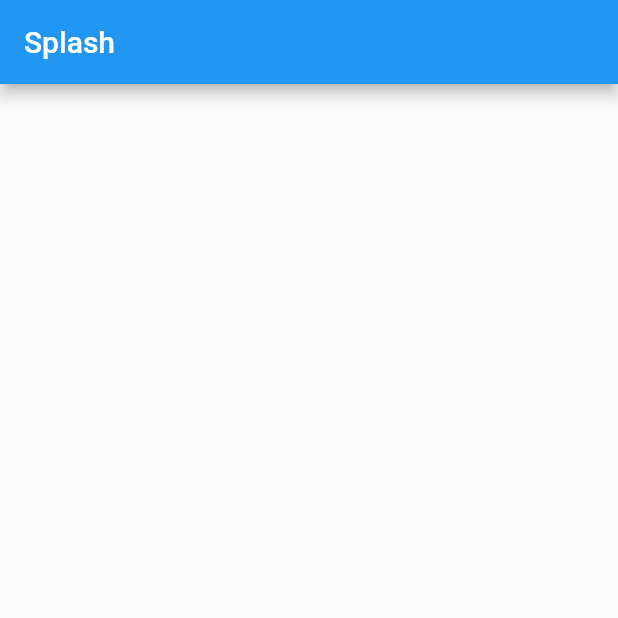
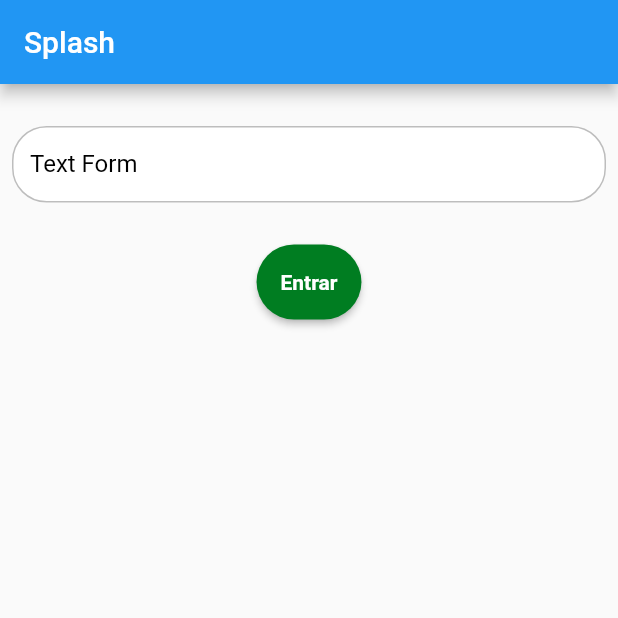
Before and after one commit to CarlosBitzin/Vakinha_burger_app, a Flutter app: the screen it shows after launch, on a phone screen of 412 x 824 dp, the top half of it. Run offline on Flutter 3.47's test engine with Material 2 defaults, Android fonts, the phone set to English and light mode, and no system bars; our stand-ins replace get; Roboto replaces fonts that are missing (mplus1).

Commit message:
creating the components

```diff
--- /dev/null
+++ b/lib/app/core/rest_Client/rest_client.dart
@@ -0,0 +1,22 @@
+import 'package:get/get_connect/connect.dart';
+
+class RestClient extends GetConnect {
+  final _backendBaseUrl = 'http://dartweek.academiadoflutter.com.br';
+
+  RestClient() {
+    httpClient.baseUrl = _backendBaseUrl;
+  }
+}
+
+class RestClientExeption implements Exception {
+  final int? code;
+  final String message;
+
+  RestClientExeption(
+    this.message, {
+    this.code,
+  });
+
+  @override
+  String ToString() => 'RestClientException(code : $code, message: $message)';
+}
--- /dev/null
+++ b/lib/app/core/ui/vakinha_ui.dart
@@ -0,0 +1,26 @@
+import 'package:flutter/material.dart';
+
+class VakinhaUI {
+  VakinhaUI._();
+
+  static final ThemeData theme = ThemeData(
+    primaryColor: const Color(0xFF007D21),
+    primaryColorDark: const Color(0xFF00343F),
+    fontFamily: 'mplus1',
+    elevatedButtonTheme: ElevatedButtonThemeData(
+      style: ElevatedButton.styleFrom(
+        primary: const Color(0xFF007D21),
+        textStyle: const TextStyle(fontFamily: 'mplus1'),
+      ),
+    ),
+    bottomNavigationBarTheme: BottomNavigationBarThemeData(
+      selectedItemColor: Colors.black,
+      selectedIconTheme: const IconThemeData(color: Colors.black),
+      selectedLabelStyle: textBold,
+      unselectedItemColor: Colors.grey[400],
+      unselectedIconTheme: IconThemeData(color: Colors.grey[400]),
+    ),
+  );
+
+  static const TextStyle textBold = TextStyle(fontWeight: FontWeight.bold);
+}
--- /dev/null
+++ b/lib/app/core/ui/widgets/vakinha_button.dart
@@ -0,0 +1,35 @@
+import 'package:flutter/material.dart';
+
+class VakinhaButton extends StatelessWidget {
+  final VoidCallback? onPressed;
+  final String label;
+  final double? width;
+  final double height;
+  final Color? color;
+
+  const VakinhaButton({
+    Key? key,
+    required this.label,
+    required this.onPressed,
+    this.width,
+    this.height = 50,
+    this.color,
+  }) : super(key: key);
+
+  @override
+  Widget build(BuildContext context) {
+    return SizedBox(
+      width: width,
+      height: height,
+      child: ElevatedButton(
+        onPressed: onPressed,
+        child: Text(
+          label,
+          style: const TextStyle(fontSize: 14, fontWeight: FontWeight.bold),
+        ),
+        style: ElevatedButton.styleFrom(
+            shape: const StadiumBorder(), primary: color),
+      ),
+    );
+  }
+}
--- /dev/null
+++ b/lib/app/core/ui/widgets/vakinha_textformfield.dart
@@ -0,0 +1,49 @@
+import 'package:flutter/material.dart';
+import 'package:get/get.dart';
+
+class VakinhaTextformfield extends StatelessWidget {
+  final String label;
+  final TextEditingController? controller;
+  final bool obscureText;
+  final FormFieldValidator<String>? validator;
+  final ValueChanged<String>? onChange;
+  const VakinhaTextformfield(
+      {Key? key,
+      required this.label,
+      this.controller,
+      this.validator,
+      this.onChange,
+      this.obscureText = false})
+      : super(key: key);
+
+  @override
+  Widget build(BuildContext context) {
+    return TextFormField(
+      controller: controller,
+      obscureText: obscureText,
+      validator: validator,
+      onChanged: onChange,
+      cursorColor: context.theme.primaryColor,
+      decoration: InputDecoration(
+        isDense: true,
+        labelText: label,
+        labelStyle: const TextStyle(color: Colors.black),
+        errorStyle: const TextStyle(color: Colors.redAccent),
+        border: OutlineInputBorder(
+          borderRadius: BorderRadius.circular(23),
+          borderSide: BorderSide(color: Colors.grey[400]!),
+        ),
+        enabledBorder: OutlineInputBorder(
+          borderRadius: BorderRadius.circular(23),
+          borderSide: BorderSide(color: Colors.grey[400]!),
+        ),
+        focusedBorder: OutlineInputBorder(
+          borderRadius: BorderRadius.circular(23),
+          borderSide: BorderSide(color: Colors.grey[400]!),
+        ),
+        filled: true,
+        fillColor: Colors.white,
+      ),
+    );
+  }
+}
--- a/lib/app/modules/splash/splash_page.dart
+++ b/lib/app/modules/splash/splash_page.dart
@@ -1,4 +1,6 @@
 import 'package:flutter/material.dart';
+import 'package:vakinha_burger_mobile/app/core/ui/widgets/vakinha_button.dart';
+import 'package:vakinha_burger_mobile/app/core/ui/widgets/vakinha_textformfield.dart';
 
 class SplashPage extends StatelessWidget {
   const SplashPage({Key? key}) : super(key: key);
@@ -9,7 +11,21 @@ class SplashPage extends StatelessWidget {
       appBar: AppBar(
         title: const Text('Splash'),
       ),
-      body: Container(),
+      body: Column(
+        children: [
+          const SizedBox(
+            height: 20,
+          ),
+          const Padding(
+            padding: EdgeInsets.all(8.0),
+            child: VakinhaTextformfield(
+              label: 'Text Form',
+            ),
+          ),
+          const SizedBox(height: 20),
+          VakinhaButton(label: 'Entrar', onPressed: () {}),
+        ],
+      ),
     );
   }
 }
--- a/lib/app/routes/splash_routers.dart
+++ b/lib/app/routes/splash_routers.dart
@@ -1,4 +1,3 @@
-import 'package:flutter/cupertino.dart';
 import 'package:get/get.dart';
 import 'package:vakinha_burger_mobile/app/modules/splash/splash_page.dart';
 
--- a/lib/main.dart
+++ b/lib/main.dart
@@ -1,5 +1,6 @@
 import 'package:flutter/material.dart';
 import 'package:get/get.dart';
+import 'package:vakinha_burger_mobile/app/core/ui/vakinha_ui.dart';
 import 'package:vakinha_burger_mobile/app/routes/splash_routers.dart';
 
 void main() {
@@ -13,6 +14,7 @@ class VakinhaBurgerMainApp extends StatelessWidget {
   Widget build(BuildContext context) {
     return GetMaterialApp(
       title: 'Vakinha Burger',
+      theme: VakinhaUI.theme,
       getPages: [...SplashRouters.routers],
     );
   }
```
Also changed, not shown: pubspec.yaml (+14 -5 lines), lib/app/core/ui/widgets/vakinha_appbar.dart (added), pubspec.lock, 4 other files.
